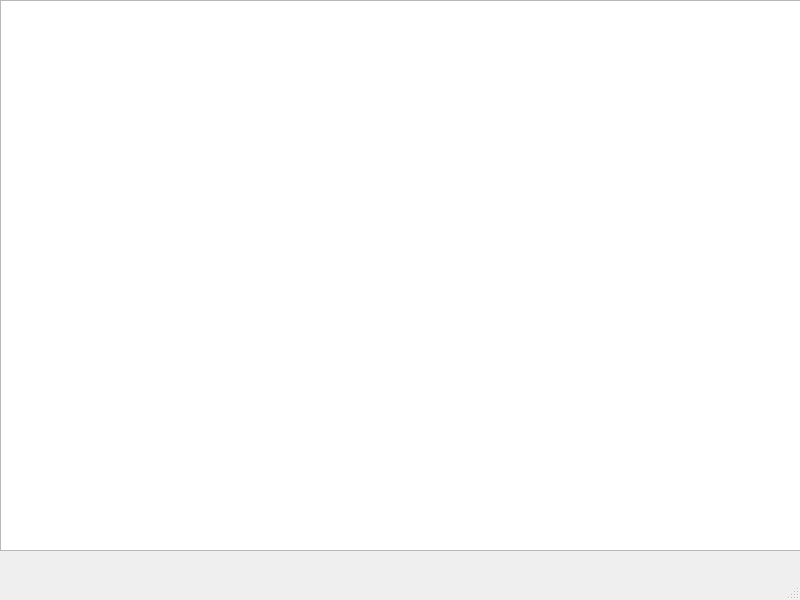
Silent0agent/coffee-repo, file main.ui: the form before one commit.
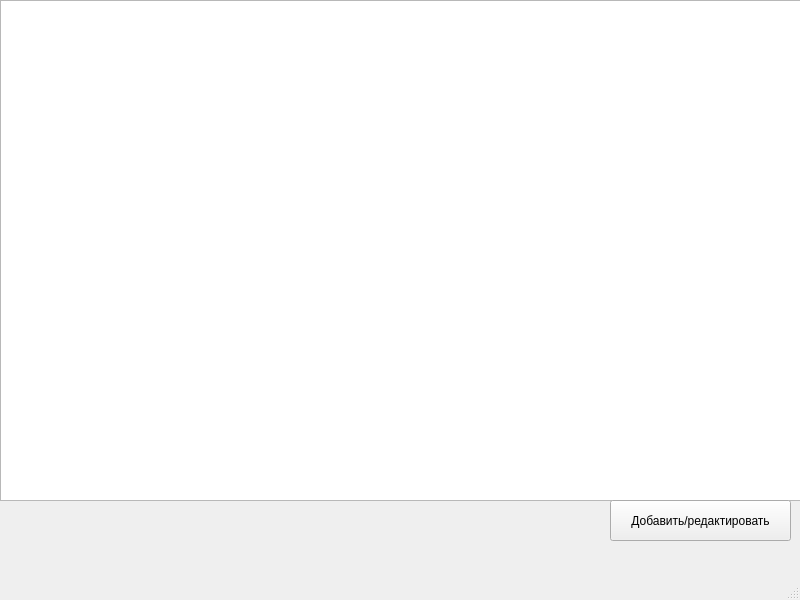
The form after the commit.

The edit to the form file:
```diff
--- a/main.ui
+++ b/main.ui
@@ -20,10 +20,23 @@
       <x>0</x>
       <y>0</y>
       <width>801</width>
-      <height>551</height>
+      <height>501</height>
      </rect>
     </property>
    </widget>
+   <widget class="QPushButton" name="pushButton">
+    <property name="geometry">
+     <rect>
+      <x>610</x>
+      <y>500</y>
+      <width>181</width>
+      <height>41</height>
+     </rect>
+    </property>
+    <property name="text">
+     <string>Добавить/редактировать</string>
+    </property>
+   </widget>
   </widget>
   <widget class="QMenuBar" name="menubar">
    <property name="geometry">
```
